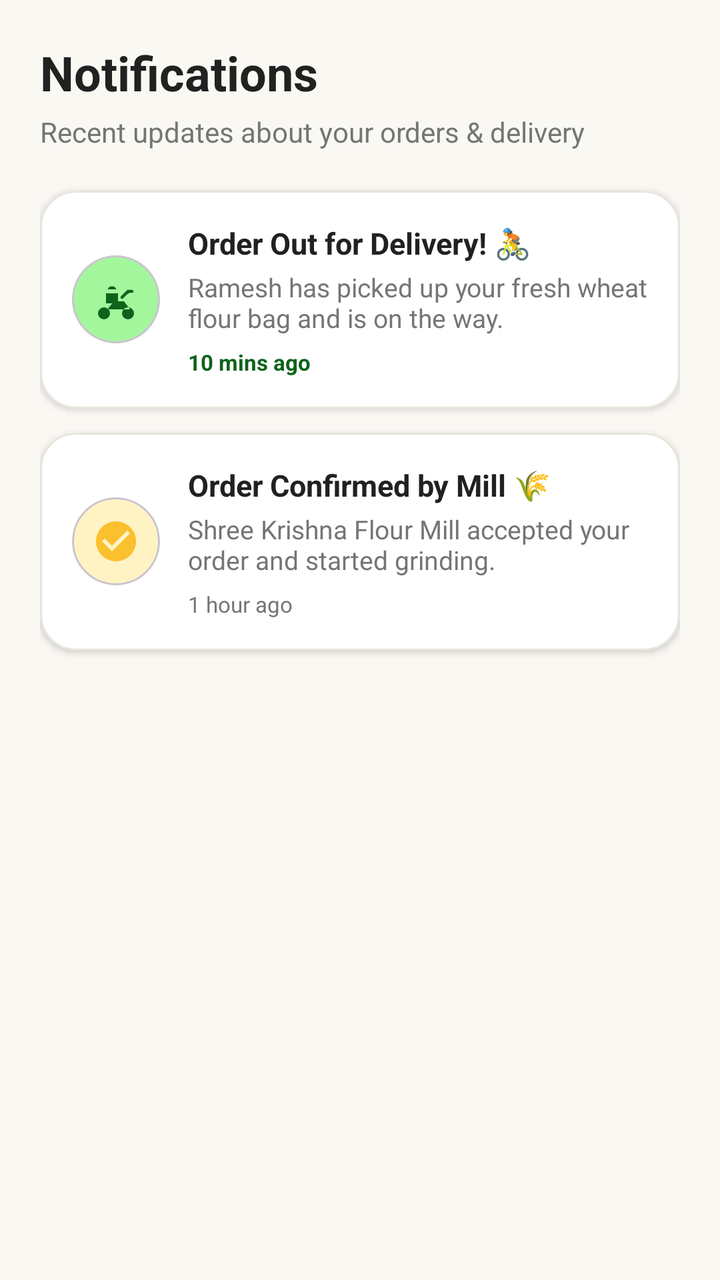
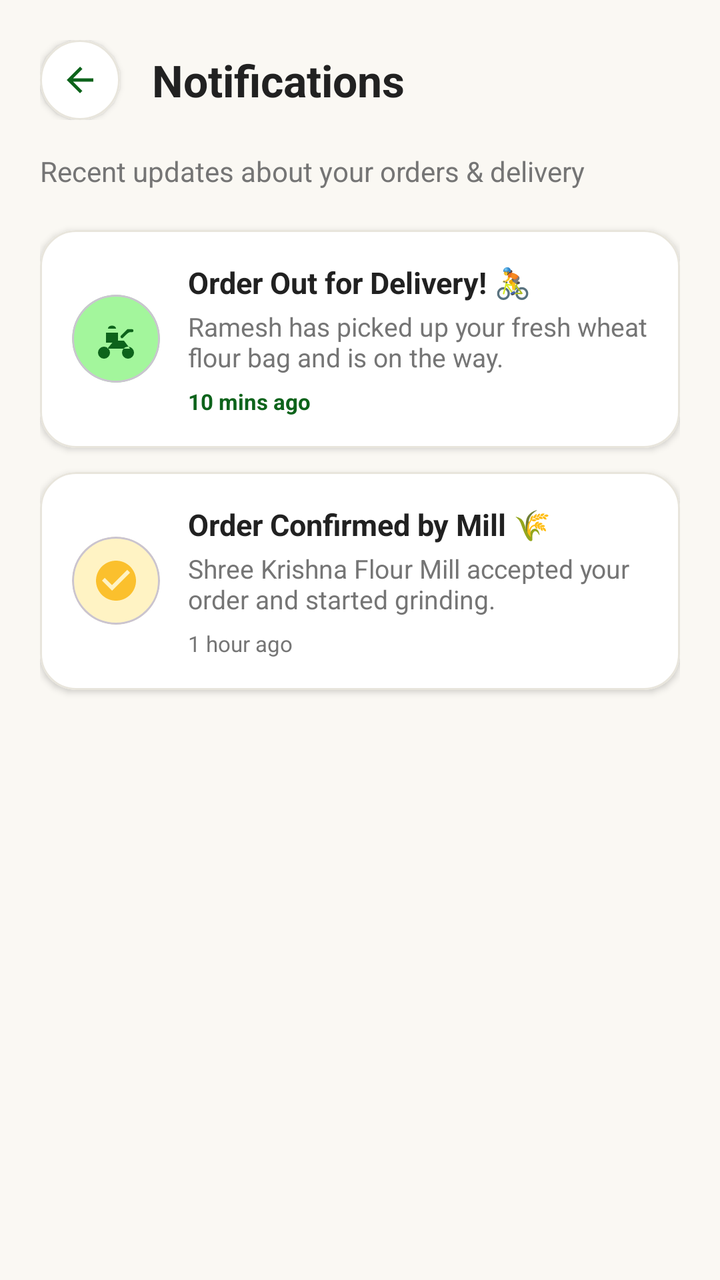

Two renders of the same Android screen: before a commit and after it. Below are the layout's source before the change and the commit's diff.
<!-- AndroidManifest.xml: application theme Theme.FlourMate -->
<!-- res/layout/activity_notifications.xml -->
<?xml version="1.0" encoding="utf-8"?>
<ScrollView xmlns:android="http://schemas.android.com/apk/res/android"
    xmlns:app="http://schemas.android.com/apk/res-auto"
    xmlns:tools="http://schemas.android.com/tools"
    android:id="@+id/main"
    android:layout_width="match_parent"
    android:layout_height="match_parent"
    android:background="@color/bg_cream"
    android:fillViewport="true"
    android:fitsSystemWindows="true"
    tools:context=".NotificationsActivity">

    <LinearLayout
        android:layout_width="match_parent"
        android:layout_height="wrap_content"
        android:orientation="vertical"
        android:padding="20dp">

        <TextView
            android:layout_width="wrap_content"
            android:layout_height="wrap_content"
            android:text="Notifications"
            android:textColor="@color/main_text"
            android:textSize="24sp"
            android:textStyle="bold" />

        <TextView
            android:layout_width="wrap_content"
            android:layout_height="wrap_content"
            android:layout_marginTop="4dp"
            android:text="Recent updates about your orders &amp; delivery"
            android:textColor="@color/text_secondary"
            android:textSize="14sp" />

        
        <com.google.android.material.card.MaterialCardView
            android:layout_width="match_parent"
            android:layout_height="wrap_content"
            android:layout_marginTop="20dp"
            app:cardBackgroundColor="@color/surface"
            app:cardCornerRadius="18dp"
            app:cardElevation="2dp"
            app:strokeColor="@color/divider"
            app:strokeWidth="1dp">

            <LinearLayout
                android:layout_width="match_parent"
                android:layout_height="wrap_content"
                android:gravity="center_vertical"
                android:orientation="horizontal"
                android:padding="16dp">

                <com.google.android.material.card.MaterialCardView
                    android:layout_width="44dp"
                    android:layout_height="44dp"
                    app:cardBackgroundColor="@color/light_green"
                    app:cardCornerRadius="22dp"
                    app:cardElevation="0dp">

                    <ImageView
                        android:layout_width="match_parent"
                        android:layout_height="match_parent"
                        android:contentDescription="Notification Icon"
                        android:padding="10dp"
                        android:src="@drawable/ic_delivery_bike"
                        app:tint="@color/primary_green" />
                </com.google.android.material.card.MaterialCardView>

                <LinearLayout
                    android:layout_width="0dp"
                    android:layout_height="wrap_content"
                    android:layout_marginStart="14dp"
                    android:layout_weight="1"
                    android:orientation="vertical">

                    <TextView
                        android:layout_width="wrap_content"
                        android:layout_height="wrap_content"
                        android:text="Order Out for Delivery! 🚴"
                        android:textColor="@color/main_text"
                        android:textSize="15sp"
                        android:textStyle="bold" />

                    <TextView
                        android:layout_width="wrap_content"
                        android:layout_height="wrap_content"
                        android:layout_marginTop="3dp"
                        android:text="Ramesh has picked up your fresh wheat flour bag and is on the way."
                        android:textColor="@color/text_secondary"
                        android:textSize="13sp" />

                    <TextView
                        android:layout_width="wrap_content"
                        android:layout_height="wrap_content"
                        android:layout_marginTop="6dp"
                        android:text="10 mins ago"
                        android:textColor="@color/primary_green"
                        android:textSize="11sp"
                        android:textStyle="bold" />
                </LinearLayout>
            </LinearLayout>
        </com.google.android.material.card.MaterialCardView>

        
        <com.google.android.material.card.MaterialCardView
            android:layout_width="match_parent"
            android:layout_height="wrap_content"
            android:layout_marginTop="12dp"
            app:cardBackgroundColor="@color/surface"
            app:cardCornerRadius="18dp"
            app:cardElevation="2dp"
            app:strokeColor="@color/divider"
            app:strokeWidth="1dp">

            <LinearLayout
                android:layout_width="match_parent"
                android:layout_height="wrap_content"
                android:gravity="center_vertical"
                android:orientation="horizontal"
                android:padding="16dp">

                <com.google.android.material.card.MaterialCardView
                    android:layout_width="44dp"
                    android:layout_height="44dp"
                    app:cardBackgroundColor="@color/light_gold"
                    app:cardCornerRadius="22dp"
                    app:cardElevation="0dp">

                    <ImageView
                        android:layout_width="match_parent"
                        android:layout_height="match_parent"
                        android:contentDescription="Notification Icon"
                        android:padding="10dp"
                        android:src="@drawable/ic_success"
                        app:tint="@color/wheat_gold" />
                </com.google.android.material.card.MaterialCardView>

                <LinearLayout
                    android:layout_width="0dp"
                    android:layout_height="wrap_content"
                    android:layout_marginStart="14dp"
                    android:layout_weight="1"
                    android:orientation="vertical">

                    <TextView
                        android:layout_width="wrap_content"
                        android:layout_height="wrap_content"
                        android:text="Order Confirmed by Mill 🌾"
                        android:textColor="@color/main_text"
                        android:textSize="15sp"
                        android:textStyle="bold" />

                    <TextView
                        android:layout_width="wrap_content"
                        android:layout_height="wrap_content"
                        android:layout_marginTop="3dp"
                        android:text="Shree Krishna Flour Mill accepted your order and started grinding."
                        android:textColor="@color/text_secondary"
                        android:textSize="13sp" />

                    <TextView
                        android:layout_width="wrap_content"
                        android:layout_height="wrap_content"
                        android:layout_marginTop="6dp"
                        android:text="1 hour ago"
                        android:textColor="@color/text_secondary"
                        android:textSize="11sp" />
                </LinearLayout>
            </LinearLayout>
        </com.google.android.material.card.MaterialCardView>

    </LinearLayout>
</ScrollView>
<!-- resources referenced by this layout -->
<resources>
  <color name="bg_cream">#FAF8F3</color>
  <color name="divider">#E8E5DC</color>
  <color name="light_gold">#FFF3C4</color>
  <color name="light_green">#A3F69C</color>
  <color name="main_text">#212121</color>
  <color name="primary_green">#0D631B</color>
  <color name="surface">#FFFFFF</color>
  <color name="text_secondary">#757575</color>
  <color name="wheat_gold">#FBC02D</color>
  <!-- drawable ic_delivery_bike (drawable) -->
  <?xml version="1.0" encoding="utf-8"?>
  <vector xmlns:android="http://schemas.android.com/apk/res/android"
      android:width="48dp"
      android:height="48dp"
      android:viewportWidth="48"
      android:viewportHeight="48">
  
      
      <path
          android:fillColor="#E68A00"
          android:pathData="M12,32 A6,6 0 1,0 12,44 A6,6 0 1,0 12,32 Z M36,32 A6,6 0 1,0 36,44 A6,6 0 1,0 36,32 Z M12,38 L22,26 H32 L38,34 H12 Z" />
  
      
      <path
          android:fillColor="#4A2105"
          android:pathData="M14,18 H26 V28 H14 Z" />
      <path
          android:fillColor="#FFFFFF"
          android:pathData="M16,14 C16,10 24,10 24,14 Z" />
  
      
      <path
          android:fillColor="#3D1B04"
          android:pathData="M30,22 L36,16 H40"
          android:strokeWidth="3"
          android:strokeColor="#3D1B04"
          android:strokeLineCap="round" />
  
  </vector>
  <!-- drawable ic_success (drawable) -->
  <vector xmlns:android="http://schemas.android.com/apk/res/android"
      android:width="24dp"
      android:height="24dp"
      android:viewportWidth="24"
      android:viewportHeight="24">
    <path
        android:fillColor="#FFFFFFFF"
        android:pathData="M12,2C6.48,2 2,6.48 2,12s4.48,10 10,10 10,-4.48 10,-10S17.52,2 12,2zM10,17l-5,-5 1.41,-1.41L10,14.17l7.59,-7.59L19,8l-9,9z"/>
  </vector>
  <style name="Theme.FlourMate" parent="Base.Theme.FlourMate" />
  <style name="Base.Theme.FlourMate" parent="Theme.Material3.DayNight.NoActionBar">
          <item name="colorPrimary">@color/primary_green</item>
          <item name="colorSecondary">@color/secondary_green</item>
          <item name="android:colorBackground">@color/background</item>
          <item name="android:statusBarColor">@color/background</item>
          <item name="android:windowLightStatusBar">true</item>
      </style>
  <color name="secondary_green">#2E7D32</color>
  <color name="background">#FAF8F3</color>
</resources>

<!-- the commit's change to res/layout/activity_notifications.xml (unified diff, before → after) -->
@@ -8,7 +8,7 @@
     android:background="@color/bg_cream"
     android:fillViewport="true"
     android:fitsSystemWindows="true"
-    tools:context=".NotificationsActivity">
+    tools:context=".MainActivity">
 
     <LinearLayout
         android:layout_width="match_parent"
@@ -16,13 +16,43 @@
         android:orientation="vertical"
         android:padding="20dp">
 
-        <TextView
-            android:layout_width="wrap_content"
-            android:layout_height="wrap_content"
-            android:text="Notifications"
-            android:textColor="@color/main_text"
-            android:textSize="24sp"
-            android:textStyle="bold" />
+        
+        <LinearLayout
+            android:layout_width="match_parent"
+            android:layout_height="wrap_content"
+            android:gravity="center_vertical"
+            android:orientation="horizontal"
+            android:paddingBottom="12dp">
+
+            <com.google.android.material.card.MaterialCardView
+                android:layout_width="40dp"
+                android:layout_height="40dp"
+                app:cardBackgroundColor="@color/surface"
+                app:cardCornerRadius="20dp"
+                app:cardElevation="2dp"
+                app:strokeColor="@color/divider"
+                app:strokeWidth="1dp">
+
+                <ImageView
+                    android:id="@+id/btnBack"
+                    android:layout_width="match_parent"
+                    android:layout_height="match_parent"
+                    android:background="?attr/selectableItemBackgroundBorderless"
+                    android:contentDescription="Back"
+                    android:padding="10dp"
+                    android:src="@drawable/ic_back"
+                    app:tint="@color/primary_green" />
+            </com.google.android.material.card.MaterialCardView>
+
+            <TextView
+                android:layout_width="wrap_content"
+                android:layout_height="wrap_content"
+                android:layout_marginStart="16dp"
+                android:text="Notifications"
+                android:textColor="@color/main_text"
+                android:textSize="22sp"
+                android:textStyle="bold" />
+        </LinearLayout>
 
         <TextView
             android:layout_width="wrap_content"
<!-- resource entries referenced after the edit -->
@@ -9,6 +9,16 @@
   <color name="surface">#FFFFFF</color>
   <color name="text_secondary">#757575</color>
   <color name="wheat_gold">#FBC02D</color>
+  <!-- drawable ic_back (drawable) -->
+  <vector xmlns:android="http://schemas.android.com/apk/res/android"
+      android:width="24dp"
+      android:height="24dp"
+      android:viewportWidth="24"
+      android:viewportHeight="24">
+    <path
+        android:fillColor="#FFFFFFFF"
+        android:pathData="M20,11H7.83l5.59,-5.59L12,4l-8,8 8,8 1.41,-1.41L7.83,13H20v-2z"/>
+  </vector>
   <!-- drawable ic_delivery_bike (drawable) -->
   <?xml version="1.0" encoding="utf-8"?>
   <vector xmlns:android="http://schemas.android.com/apk/res/android"
